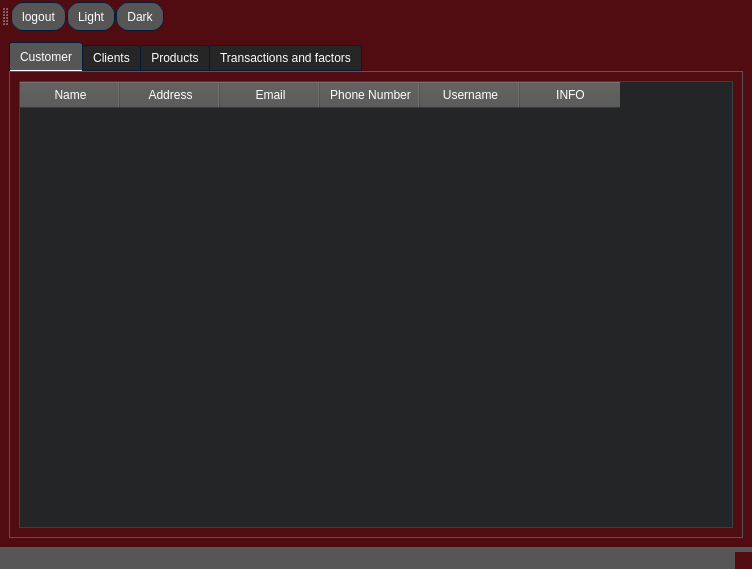
This is AP/admin_ui.ui in AP-projects-4001/Guys as Qt 5 draws it before an edit. The edited form follows.
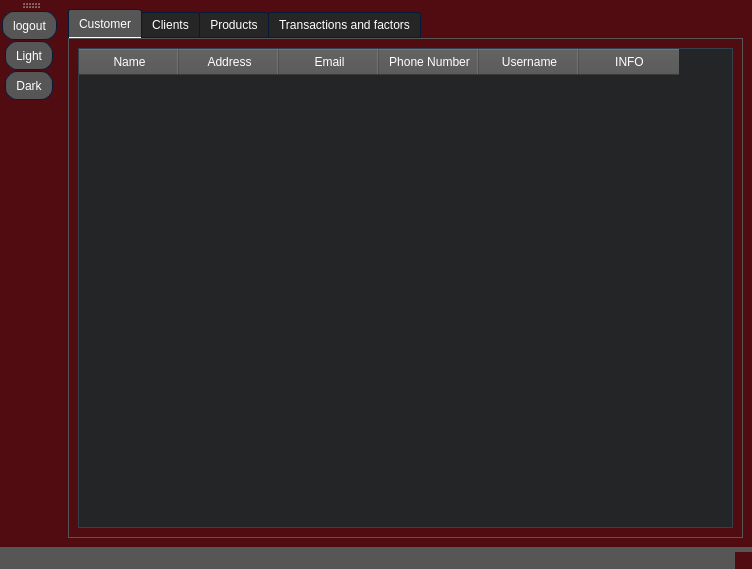
This is the edited form. Icons and pictures are not drawn.

Patch:
```diff
--- a/AP/admin_ui.ui
+++ b/AP/admin_ui.ui
@@ -1139,7 +1139,7 @@
     <string>toolBar</string>
    </property>
    <attribute name="toolBarArea">
-    <enum>TopToolBarArea</enum>
+    <enum>LeftToolBarArea</enum>
    </attribute>
    <attribute name="toolBarBreak">
     <bool>false</bool>
```
